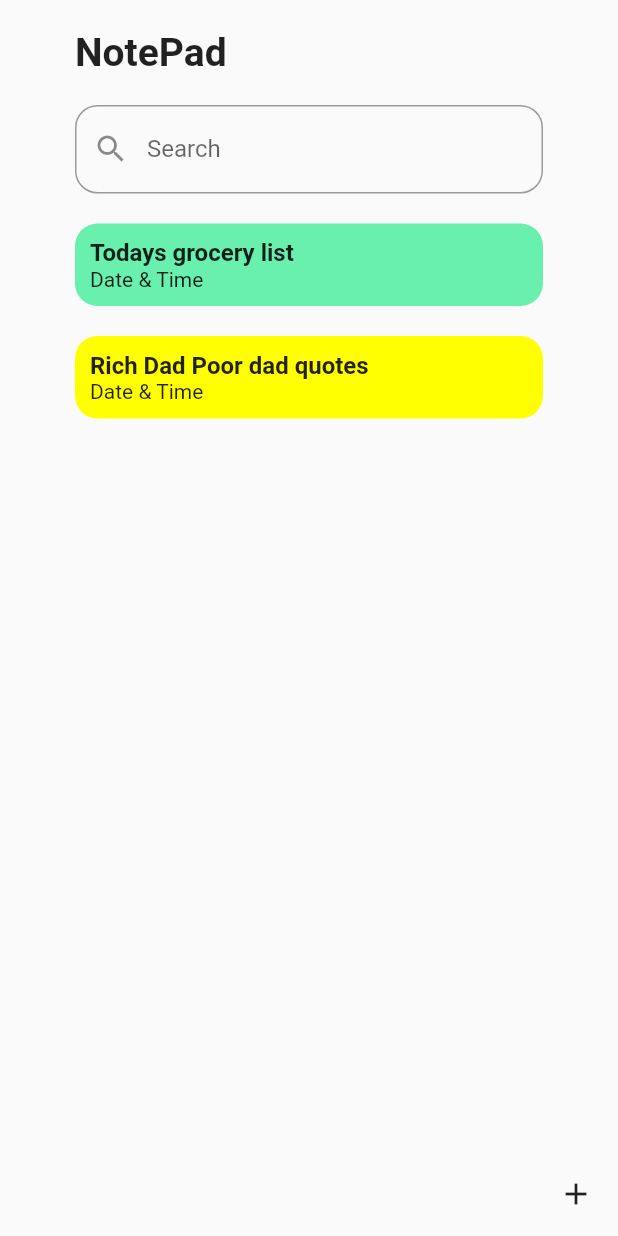
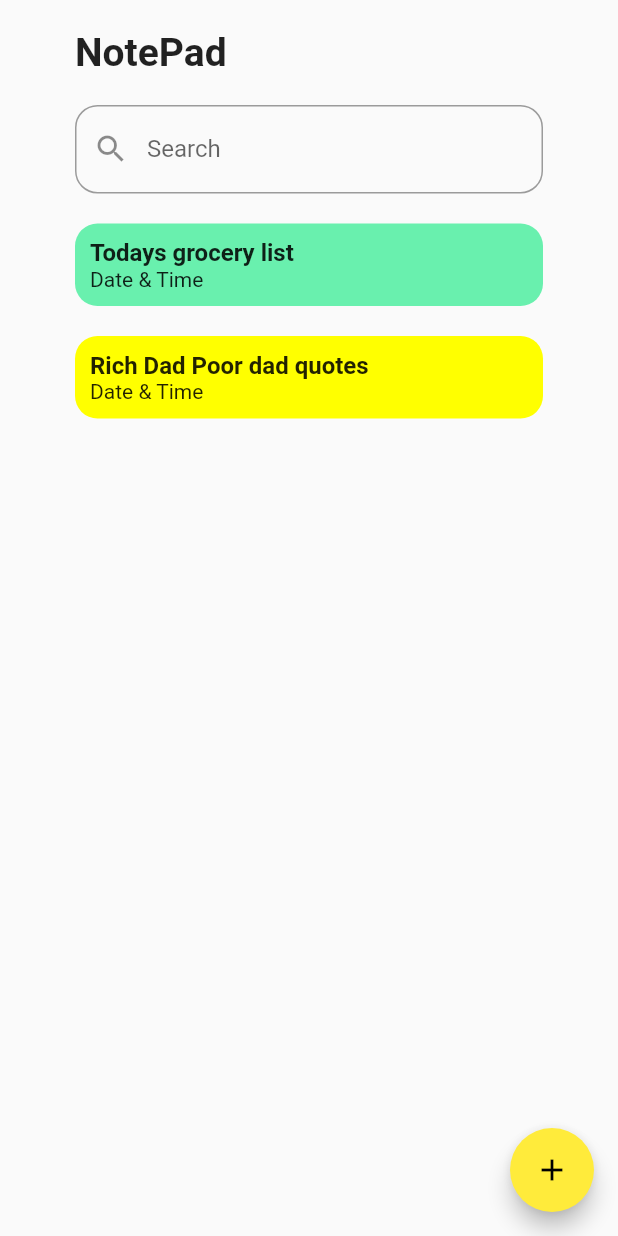
Before and after one commit to Mostafa-Elbadry/notes, a Flutter app: the screen it shows after launch, on a phone screen of 412 x 824 dp. Run offline on Flutter 3.47's test engine with Material 2 defaults, Android fonts, the phone set to English and light mode, and no system bars; missing offline and left inert: responsive_util.

Commit message:
add floating button

```diff
--- a/lib/notes_screen.dart
+++ b/lib/notes_screen.dart
@@ -110,7 +110,11 @@ class _NotesScreenState extends State<NotesScreen> {
               ),
             ),
           ),
-          floatingActionButton: const Icon(Icons.add),
+           floatingActionButton: FloatingActionButton(
+        onPressed: (){},
+        tooltip: 'Add Notes',
+        child: const Icon(Icons.add),
+      ),
         ),
       ),
     );
```
